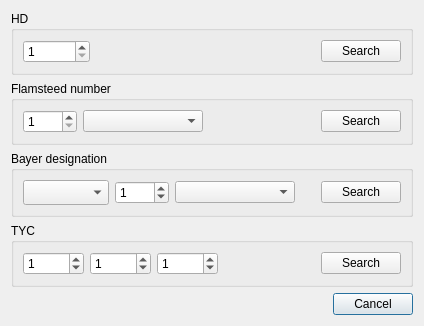
Above: ctychosearch.ui from PavelMr/skytechx before the change. Below: the same form after it.
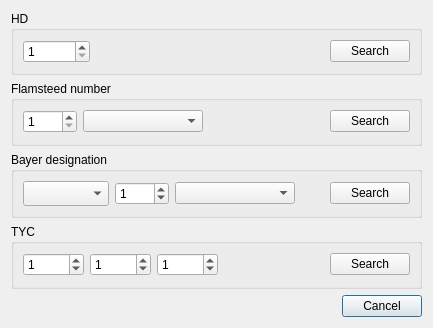
That is the form after the change.

```diff
--- a/ctychosearch.ui
+++ b/ctychosearch.ui
@@ -6,8 +6,8 @@
    <rect>
     <x>0</x>
     <y>0</y>
-    <width>391</width>
-    <height>325</height>
+    <width>433</width>
+    <height>328</height>
    </rect>
   </property>
   <property name="windowTitle">
```
Left out of the diff: 13 changed lines with no effect on the pictures.
